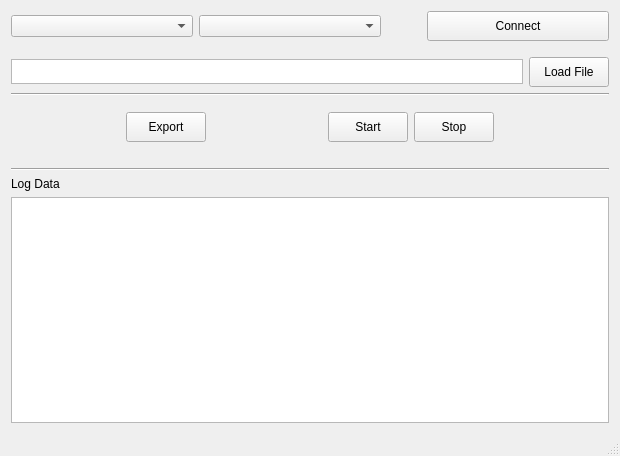
First picture: the form in mainwindow.ui, repository phuongnam0907/DemoAutoTest, before the edit.
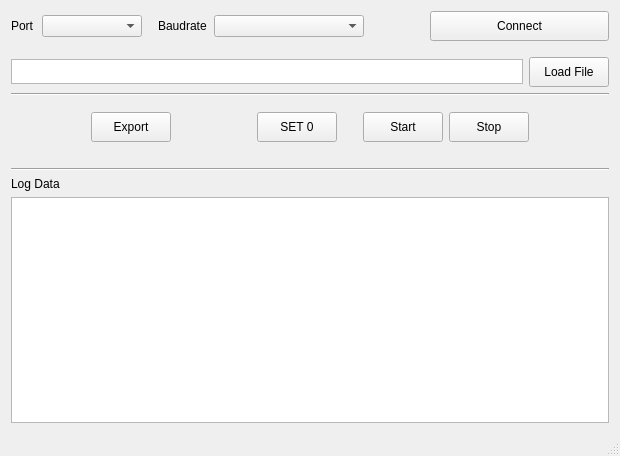
Second picture: the form after the edit.

Commit message: Add control Dobot

```diff
--- a/mainwindow.ui
+++ b/mainwindow.ui
@@ -30,10 +30,66 @@
       <item>
        <layout class="QHBoxLayout" name="horizontalLayout_3">
         <item>
-         <widget class="QComboBox" name="comboBox"/>
+         <widget class="QLabel" name="label_2">
+          <property name="maximumSize">
+           <size>
+            <width>25</width>
+            <height>16777215</height>
+           </size>
+          </property>
+          <property name="text">
+           <string>Port </string>
+          </property>
+         </widget>
         </item>
         <item>
-         <widget class="QComboBox" name="comboBox_2"/>
+         <widget class="QComboBox" name="comboBox">
+          <property name="maximumSize">
+           <size>
+            <width>100</width>
+            <height>16777215</height>
+           </size>
+          </property>
+         </widget>
+        </item>
+        <item>
+         <spacer name="horizontalSpacer_5">
+          <property name="orientation">
+           <enum>Qt::Horizontal</enum>
+          </property>
+          <property name="sizeType">
+           <enum>QSizePolicy::Fixed</enum>
+          </property>
+          <property name="sizeHint" stdset="0">
+           <size>
+            <width>10</width>
+            <height>20</height>
+           </size>
+          </property>
+         </spacer>
+        </item>
+        <item>
+         <widget class="QLabel" name="label_3">
+          <property name="maximumSize">
+           <size>
+            <width>50</width>
+            <height>16777215</height>
+           </size>
+          </property>
+          <property name="text">
+           <string>Baudrate</string>
+          </property>
+         </widget>
+        </item>
+        <item>
+         <widget class="QComboBox" name="comboBox_2">
+          <property name="maximumSize">
+           <size>
+            <width>150</width>
+            <height>16777215</height>
+           </size>
+          </property>
+         </widget>
         </item>
         <item>
          <spacer name="horizontalSpacer_4">
@@ -45,7 +101,7 @@
           </property>
           <property name="sizeHint" stdset="0">
            <size>
-            <width>40</width>
+            <width>60</width>
             <height>20</height>
            </size>
           </property>
@@ -167,7 +223,36 @@
           </property>
           <property name="sizeHint" stdset="0">
            <size>
-            <width>40</width>
+            <width>50</width>
+            <height>20</height>
+           </size>
+          </property>
+         </spacer>
+        </item>
+        <item>
+         <widget class="QPushButton" name="setButton">
+          <property name="minimumSize">
+           <size>
+            <width>0</width>
+            <height>30</height>
+           </size>
+          </property>
+          <property name="text">
+           <string>SET 0</string>
+          </property>
+         </widget>
+        </item>
+        <item>
+         <spacer name="horizontalSpacer_6">
+          <property name="orientation">
+           <enum>Qt::Horizontal</enum>
+          </property>
+          <property name="sizeType">
+           <enum>QSizePolicy::Fixed</enum>
+          </property>
+          <property name="sizeHint" stdset="0">
+           <size>
+            <width>20</width>
             <height>20</height>
            </size>
           </property>
```
The commit also changes 2 other files.
